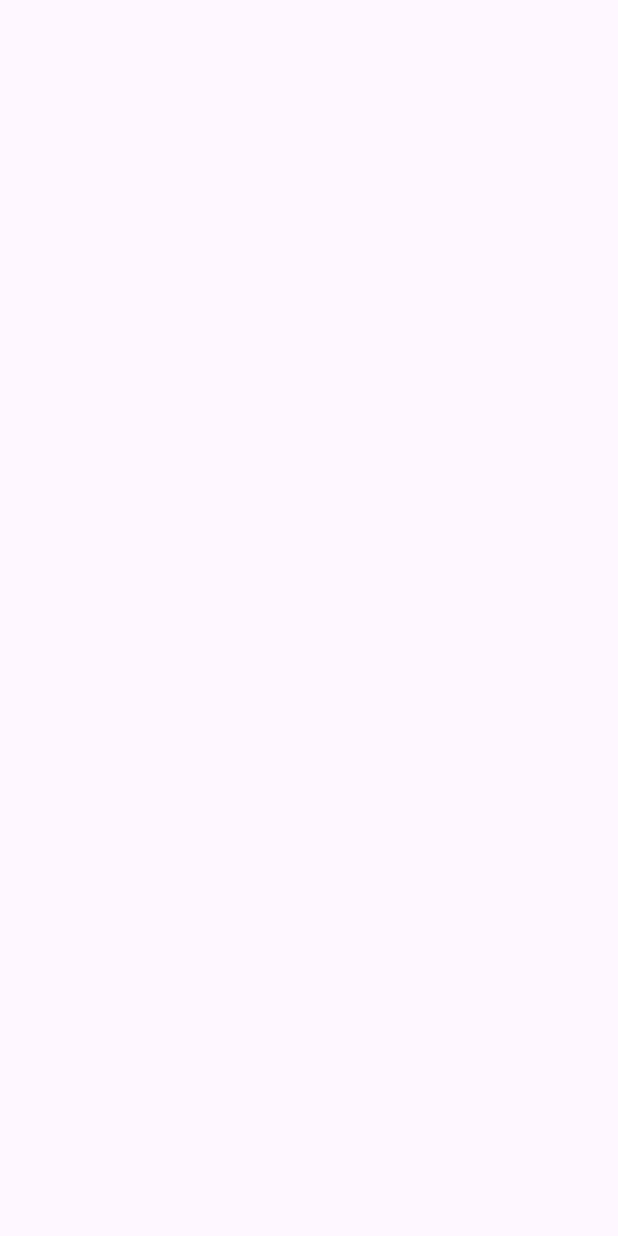
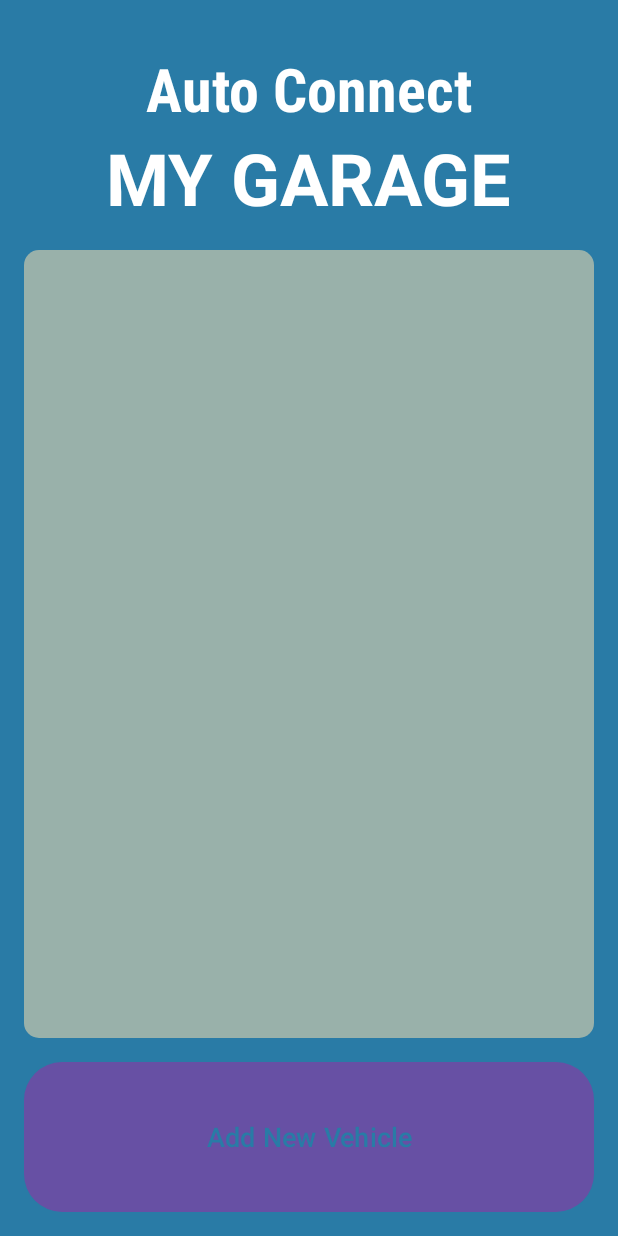
Before and after one commit to 03luqman1/AutoConnect, an Android app: the GarageActivity screen opened directly, with no data from a screen before it, on a phone screen of 412 x 824 dp. Before the commit the screen is empty. Run offline under Robolectric (Android 15) with nearby library versions, the phone set to English and light mode, and no system bars; network calls fail.

Commit message:
Users can now save vehicles to their account.

```diff
--- a/app/src/main/AndroidManifest.xml
+++ b/app/src/main/AndroidManifest.xml
@@ -45,6 +45,9 @@
         <activity
             android:name=".GarageActivity"
             android:exported="true" />
+        <activity
+            android:name=".AddVehicleActivity"
+            android:exported="true" />
     </application>
 
 </manifest>
--- a/app/src/main/java/com/example/autoconnect/GarageActivity.kt
+++ b/app/src/main/java/com/example/autoconnect/GarageActivity.kt
@@ -1,11 +1,20 @@
 package com.example.autoconnect
 
+import android.content.Intent
 import android.os.Bundle
+import android.widget.Button
 import androidx.appcompat.app.AppCompatActivity
 
 class GarageActivity : AppCompatActivity() {
     override fun onCreate(savedInstanceState: Bundle?) {
         super.onCreate(savedInstanceState)
         setContentView(R.layout.activity_garage)
+
+        val buttonAddNewVehicle: Button = findViewById(R.id.buttonAddNewVehicle)
+
+        buttonAddNewVehicle.setOnClickListener {
+            //startActivity(Intent(this, MenuActivity::class.java))
+            startActivity(Intent(this, AddVehicleActivity::class.java))
+        }
     }
 }
--- a/app/src/main/res/layout/activity_garage.xml
+++ b/app/src/main/res/layout/activity_garage.xml
@@ -1,6 +1,61 @@
 <?xml version="1.0" encoding="utf-8"?>
-<androidx.constraintlayout.widget.ConstraintLayout xmlns:android="http://schemas.android.com/apk/res/android"
+<RelativeLayout xmlns:android="http://schemas.android.com/apk/res/android"
     android:layout_width="match_parent"
-    android:layout_height="match_parent">
+    android:layout_height="match_parent"
+    android:background="#297BA6"
+    android:padding="16dp">
 
-</androidx.constraintlayout.widget.ConstraintLayout>
+    <TextView
+        android:id="@+id/textViewTitle"
+        android:layout_width="wrap_content"
+        android:layout_height="wrap_content"
+        android:layout_alignParentTop="true"
+        android:layout_centerHorizontal="true"
+        android:layout_marginTop="16dp"
+        android:fontFamily="sans-serif-condensed"
+        android:text="Auto Connect"
+        android:textColor="#FFFFFF"
+        android:textSize="40sp"
+        android:textStyle="bold" />
+
+    <!-- Title:  -->
+    <TextView
+        android:id="@+id/textViewGarageTitle"
+        android:layout_width="wrap_content"
+        android:layout_height="wrap_content"
+        android:layout_below="@id/textViewTitle"
+        android:layout_centerHorizontal="true"
+        android:layout_marginTop="0dp"
+        android:text="MY GARAGE"
+        android:textColor="#FFFFFF"
+        android:textSize="48sp"
+        android:textStyle="bold" />
+
+
+    <ListView
+        android:id="@+id/listViewVehicles"
+        android:layout_width="match_parent"
+        android:layout_height="wrap_content"
+        android:layout_below="@id/textViewGarageTitle"
+        android:layout_above="@id/buttonAddNewVehicle"
+        android:layout_marginTop="16dp"
+        android:background="@drawable/rounded_background"
+        android:divider="#CCCCCC"
+        android:dividerHeight="1dp"
+        android:textColor="#000000"
+        android:padding="8dp"
+        android:clipToPadding="false"
+        />
+
+
+    <Button
+        android:id="@+id/buttonAddNewVehicle"
+        android:layout_width="match_parent"
+        android:layout_height="100dp"
+        android:text="Add New Vehicle"
+        android:textSize="18sp"
+        android:textColor="#297BA6"
+        android:background="@drawable/rounded_button"
+        android:layout_alignParentBottom="true"
+        android:layout_marginTop="16dp"/>
+</RelativeLayout>
```
Also changed, not shown: app/src/main/java/com/example/autoconnect/AddVehicleActivity.kt (added, +131 -0 lines), app/src/main/res/layout/activity_add_vehicle.xml (added, +81 -0 lines).
